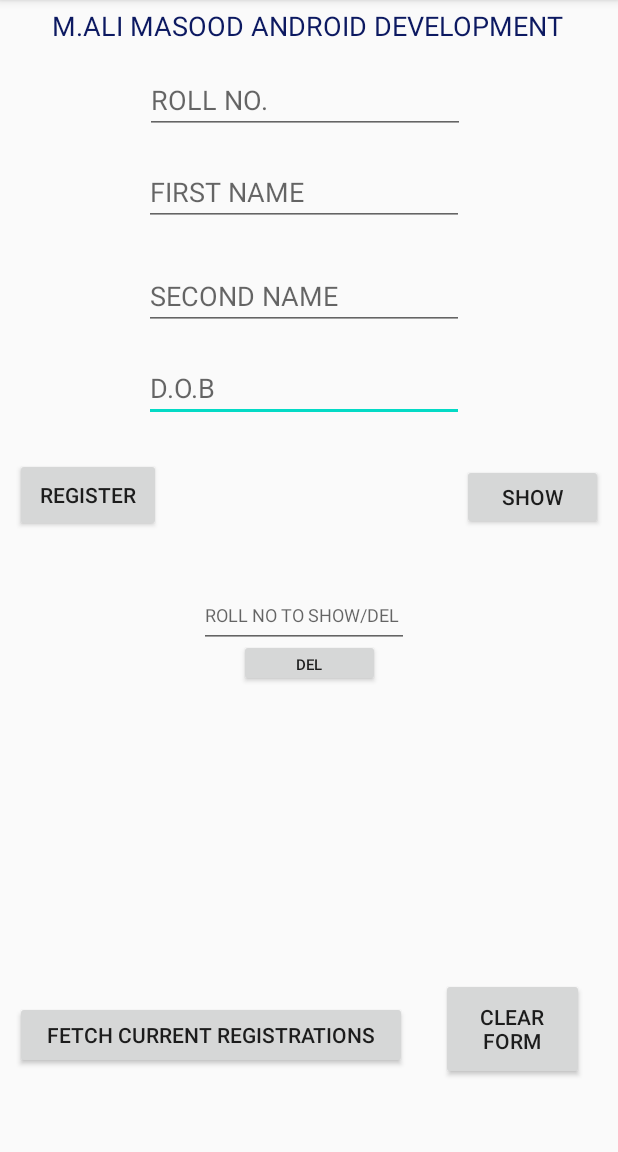
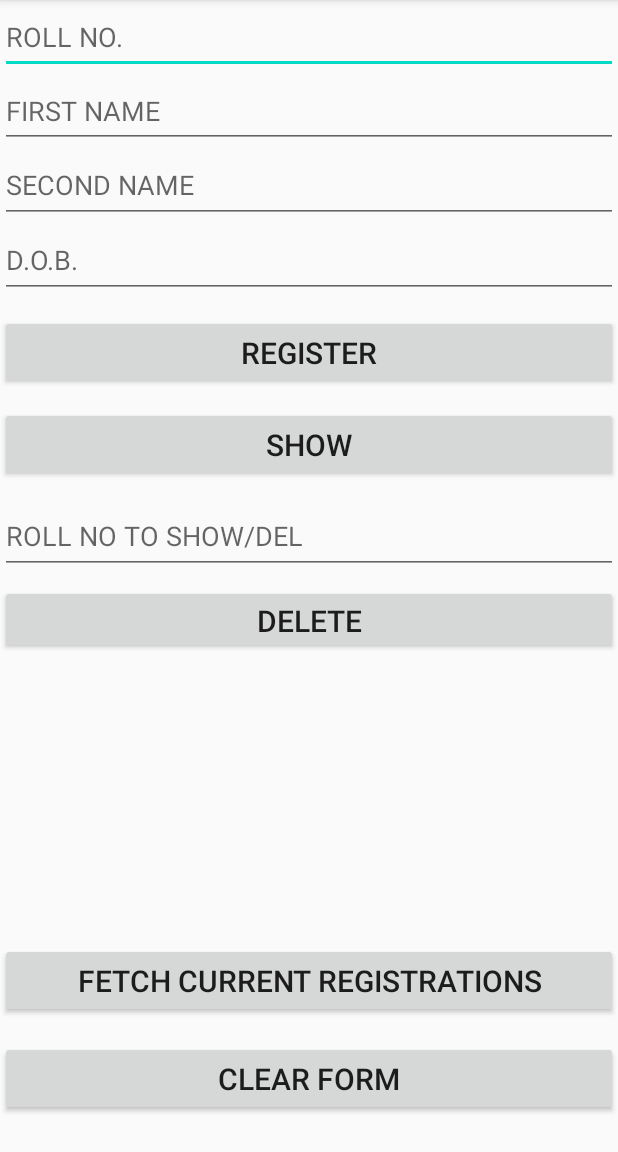
Before and after one commit to md-ali2001/DB-Management-App, an Android app: the screen it shows after launch (MainActivity), on a phone screen of 412 x 824 dp, the part 84-1236 px from its top. Run offline under Robolectric (Android 15) with nearby library versions, the phone set to English and light mode, and no system bars; our stand-ins replace Firebase (no records; nobody signed in at launch, a user with empty details on screens opened directly); libraries missing offline, so code that uses them is left out: com.squareup.okhttp.

```diff
--- a/app/build.gradle
+++ b/app/build.gradle
@@ -1,10 +1,11 @@
 plugins {
     id 'com.android.application'
     id 'com.google.gms.google-services'
+
 }
 
 android {
-    compileSdk 31
+    compileSdk 32
 
     defaultConfig {
         applicationId "com.alimasood.uninstall"
@@ -31,9 +32,12 @@ android {
 dependencies {
     implementation 'com.google.firebase:firebase-firestore:24.0.1'
 
-    implementation 'com.android.support:appcompat-v7:28.0.0'
+
     implementation 'com.android.support.constraint:constraint-layout:2.0.4'
     implementation 'com.google.android.gms:play-services-tasks:18.0.1'
+    implementation 'androidx.appcompat:appcompat:1.5.1'
+    implementation 'com.google.android.material:material:1.6.1'
+    implementation 'androidx.constraintlayout:constraintlayout:2.1.4'
     testImplementation 'junit:junit:4.+'
     androidTestImplementation 'com.android.support.test:runner:1.0.2'
     androidTestImplementation 'com.android.support.test.espresso:espresso-core:3.0.2'
--- a/app/src/main/AndroidManifest.xml
+++ b/app/src/main/AndroidManifest.xml
@@ -1,6 +1,7 @@
 <?xml version="1.0" encoding="utf-8"?>
 <manifest xmlns:android="http://schemas.android.com/apk/res/android"
     package="com.alimasood.uninstall">
+
     <uses-permission android:name="android.permission.INTERNET" />
 
     <application
--- a/app/src/main/res/layout/activity_main.xml
+++ b/app/src/main/res/layout/activity_main.xml
@@ -8,156 +8,143 @@
 
     <!--    Your Content Here    -->
 
-    <Button
-        android:id="@+id/clearb"
-        android:layout_width="95dp"
-        android:layout_height="68dp"
-        android:layout_marginBottom="8dp"
-        android:onClick="clearf"
-        android:text="CLEAR FORM"
-        android:textSize="14sp"
+    <LinearLayout
+        android:layout_width="0dp"
+        android:layout_height="0dp"
+        android:orientation="vertical"
         app:layout_constraintBottom_toBottomOf="parent"
-        app:layout_constraintEnd_toEndOf="parent"
-        app:layout_constraintStart_toEndOf="@+id/button2"
-        app:layout_constraintTop_toBottomOf="@+id/data" />
-
-    <Button
-        android:id="@+id/delfunc"
-        android:layout_width="94dp"
-        android:layout_height="32dp"
-        android:onClick="delfunc"
-        android:text="DEL"
-        android:textSize="10sp"
-        app:layout_constraintBottom_toTopOf="@+id/data"
+        android:weightSum="20"
         app:layout_constraintEnd_toEndOf="parent"
         app:layout_constraintStart_toStartOf="parent"
-        app:layout_constraintTop_toBottomOf="@+id/updateroll" />
+        app:layout_constraintTop_toTopOf="parent">
 
-    <EditText
-        android:id="@+id/dob"
-        android:layout_width="wrap_content"
-        android:layout_height="wrap_content"
-        android:layout_marginTop="16dp"
-        android:ems="10"
-        android:hint="D.O.B"
-        android:inputType="textPersonName"
-        app:layout_constraintEnd_toEndOf="parent"
-        app:layout_constraintHorizontal_bias="0.482"
-        app:layout_constraintStart_toStartOf="parent"
-        app:layout_constraintTop_toBottomOf="@+id/sname" />
+        <EditText
+            android:id="@+id/roll"
+            android:layout_width="match_parent"
+            android:layout_height="0dp"
+            android:layout_weight="1.3"
 
-    <EditText
-        android:id="@+id/roll"
-        android:layout_width="wrap_content"
-        android:layout_height="wrap_content"
-        android:layout_marginTop="44dp"
-        android:ems="10"
-        android:hint="ROLL NO."
-        android:inputType="textPersonName"
-        app:layout_constraintEnd_toEndOf="parent"
-        app:layout_constraintHorizontal_bias="0.487"
-        app:layout_constraintStart_toStartOf="parent"
-        app:layout_constraintTop_toTopOf="parent" />
 
-    <EditText
-        android:id="@+id/updateroll"
-        android:layout_width="140dp"
-        android:layout_height="43dp"
-        android:layout_marginBottom="20dp"
-        android:ems="10"
-        android:hint="ROLL NO TO SHOW/DEL"
-        android:inputType="textPersonName"
-        android:textSize="12sp"
-        app:layout_constraintBottom_toTopOf="@+id/data"
-        app:layout_constraintEnd_toEndOf="parent"
-        app:layout_constraintHorizontal_bias="0.487"
-        app:layout_constraintStart_toStartOf="parent" />
+            android:hint="ROLL NO."
+            android:inputType="textPersonName" />
 
-    <EditText
-        android:id="@+id/fname"
-        android:layout_width="wrap_content"
-        android:layout_height="wrap_content"
-        android:layout_marginTop="16dp"
-        android:ems="10"
-        android:hint="FIRST NAME"
-        android:inputType="textPersonName"
-        app:layout_constraintEnd_toEndOf="parent"
-        app:layout_constraintHorizontal_bias="0.482"
-        app:layout_constraintStart_toStartOf="parent"
-        app:layout_constraintTop_toBottomOf="@+id/roll" />
+        <EditText
+            android:id="@+id/fname"
+            android:layout_width="match_parent"
+            android:layout_height="0dp"
+            android:layout_weight="1.3"
 
-    <EditText
-        android:id="@+id/sname"
-        android:layout_width="wrap_content"
-        android:layout_height="wrap_content"
-        android:layout_marginTop="24dp"
-        android:ems="10"
-        android:hint="SECOND NAME"
-        android:inputType="textPersonName"
-        app:layout_constraintEnd_toEndOf="parent"
-        app:layout_constraintHorizontal_bias="0.482"
-        app:layout_constraintStart_toStartOf="parent"
-        app:layout_constraintTop_toBottomOf="@+id/fname" />
+            android:hint="FIRST NAME"
+            android:inputType="textPersonName" />
 
-    <Button
-        android:id="@+id/button"
-        android:layout_width="97dp"
-        android:layout_height="49dp"
-        android:layout_marginLeft="10dp"
-        android:layout_marginTop="24dp"
-        android:onClick="register"
-        android:text="REGISTER"
-        android:textSize="14sp"
-        app:layout_constraintStart_toStartOf="parent"
-        app:layout_constraintTop_toBottomOf="@+id/dob" />
+        <EditText
+            android:id="@+id/sname"
+            android:layout_width="match_parent"
+            android:layout_height="0dp"
+            android:layout_weight="1.3"
 
-    <Button
-        android:id="@+id/updateshow"
-        android:layout_width="94dp"
-        android:layout_height="44dp"
-        android:layout_marginTop="28dp"
-        android:layout_marginRight="10dp"
-        android:onClick="updateshowfunc"
-        android:text="SHOW"
-        android:textSize="14sp"
-        app:layout_constraintEnd_toEndOf="parent"
-        app:layout_constraintTop_toBottomOf="@+id/dob" />
+            android:hint="SECOND NAME"
+            android:inputType="textPersonName" />
 
-    <Button
-        android:id="@+id/button2"
-        android:layout_width="261dp"
-        android:layout_height="45dp"
-        android:layout_marginLeft="10dp"
-        android:onClick="fetch"
-        android:text="FETCH CURRENT REGISTRATIONS"
-        android:textSize="14sp"
-        app:layout_constraintBottom_toBottomOf="parent"
-        app:layout_constraintStart_toStartOf="parent"
-        app:layout_constraintTop_toBottomOf="@+id/data" />
+        <EditText
+            android:id="@+id/dob"
+            android:layout_width="match_parent"
+            android:layout_height="0dp"
+            android:layout_weight="1.3"
 
-    <TextView
-        android:id="@+id/data"
-        android:layout_width="343dp"
-        android:layout_height="159dp"
-        android:layout_marginBottom="60dp"
-        android:textColor="#3F51B5"
-        android:textSize="16sp"
-        app:layout_constraintBottom_toBottomOf="parent"
-        app:layout_constraintEnd_toEndOf="parent"
-        app:layout_constraintStart_toStartOf="parent"
-        app:layout_constraintTop_toBottomOf="@+id/button" />
+            android:hint="D.O.B."
+            android:inputType="textPersonName" />
 
-    <TextView
-        android:id="@+id/textView"
-        android:layout_width="361dp"
-        android:layout_height="35dp"
-        android:fontFamily="sans-serif"
-        android:text="  M.ALI MASOOD ANDROID DEVELOPMENT"
-        android:textColor="#0C1961"
-        android:textSize="18sp"
-        app:layout_constraintBottom_toTopOf="@+id/roll"
-        app:layout_constraintEnd_toEndOf="parent"
-        app:layout_constraintStart_toStartOf="parent"
-        app:layout_constraintTop_toTopOf="parent" />
+        <TextView
+            android:id="@+id/textView3"
+            android:layout_width="match_parent"
+            android:layout_height="0dp"
+            android:layout_weight="0.3" />
 
+        <Button
+            android:id="@+id/button"
+            android:layout_width="match_parent"
+            android:layout_height="0dp"
+            android:layout_weight="1.3"
+            android:text="REGISTER"
+            android:textSize="20dp" />
+
+        <TextView
+            android:id="@+id/textView4"
+            android:layout_width="match_parent"
+            android:layout_height="0dp"
+            android:layout_weight="0.3" />
+
+        <Button
+            android:id="@+id/updateshow"
+            android:layout_width="match_parent"
+            android:layout_height="0dp"
+            android:layout_weight="1.3"
+            android:text="SHOW"
+            android:textSize="20dp" />
+
+        <EditText
+            android:id="@+id/editTextTextPersonName5"
+            android:layout_width="match_parent"
+            android:layout_height="0dp"
+            android:layout_weight="0.3"
+            android:ems="10"
+            android:inputType="textPersonName"
+            />
+
+        <EditText
+            android:id="@+id/updateroll"
+            android:layout_width="match_parent"
+            android:layout_height="0dp"
+            android:layout_weight="1.3"
+            android:hint="ROLL NO TO SHOW/DEL"
+
+            android:inputType="textPersonName" />
+
+        <TextView
+            android:id="@+id/textView2"
+            android:layout_width="match_parent"
+            android:layout_weight="0.2"
+            android:layout_height="0dp"
+            />
+
+        <Button
+            android:id="@+id/delfunc"
+            android:layout_width="match_parent"
+            android:layout_height="0dp"
+            android:layout_weight="1.2"
+            android:textSize="20dp"
+            android:text="DELETE" />
+
+        <TextView
+            android:id="@+id/data"
+
+            android:layout_width="match_parent"
+            android:layout_height="0dp"
+            android:layout_weight="5" />
+
+        <Button
+            android:id="@+id/button2"
+            android:layout_width="match_parent"
+            android:layout_height="0dp"
+            android:layout_weight="1.3"
+            android:text="FETCH CURRENT REGISTRATIONS"
+            android:textSize="20dp" />
+
+        <TextView
+            android:id="@+id/textView55"
+
+            android:layout_width="match_parent"
+            android:layout_height="0dp"
+            android:layout_weight="0.4" />
+
+        <Button
+            android:id="@+id/clearb"
+            android:layout_width="match_parent"
+            android:layout_height="0dp"
+            android:layout_weight="1.3"
+            android:text="CLEAR FORM"
+            android:textSize="20dp" />
+
+    </LinearLayout>
 </androidx.constraintlayout.widget.ConstraintLayout>
--- a/build.gradle
+++ b/build.gradle
@@ -6,7 +6,8 @@ buildscript {
     }
     dependencies {
         classpath "com.android.tools.build:gradle:7.0.2"
-        classpath 'com.google.gms:google-services:4.3.10'
+        classpath 'com.google.gms:google-services:4.3.14'
+
 
         // NOTE: Do not place your application dependencies here; they belong
         // in the individual module build.gradle files
```
Also changed, not shown: 1 other file.
